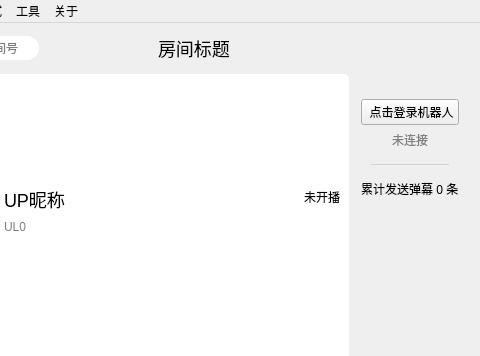
Old version of the form mainwindow/mainwindow.ui in the repository iwxyi/Bilibili-MagicalDanmaku; both pictures show x 146 to 626 and y 0 to 356 of the 626 by 516 pixel window.
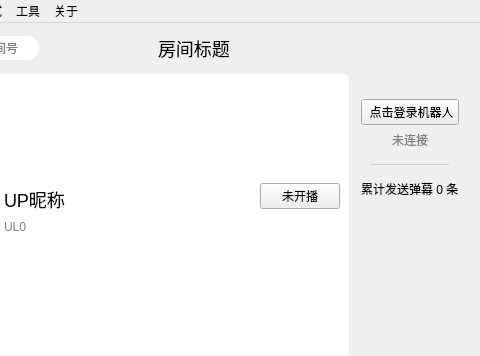
New version of the form. The open tabs and pages were chosen to show the change. Icons and pictures are not drawn. Custom widgets are drawn as their Qt base class.

Commit message: 优化计算辅助色；修复WaterFloatButton背景颜色问题

What changed in the file:
```diff
--- a/mainwindow/mainwindow.ui
+++ b/mainwindow/mainwindow.ui
@@ -382,10 +382,7 @@
                 </spacer>
                </item>
                <item>
-                <widget class="QLabel" name="liveStatusLabel">
-                 <property name="styleSheet">
-                  <string notr="true"/>
-                 </property>
+                <widget class="InteractiveButtonBase" name="liveStatusButton">
                  <property name="text">
                   <string>未开播</string>
                  </property>
```
Left out of the diff: 2 changed lines with no effect on the pictures. The commit also changes 5 other files.
